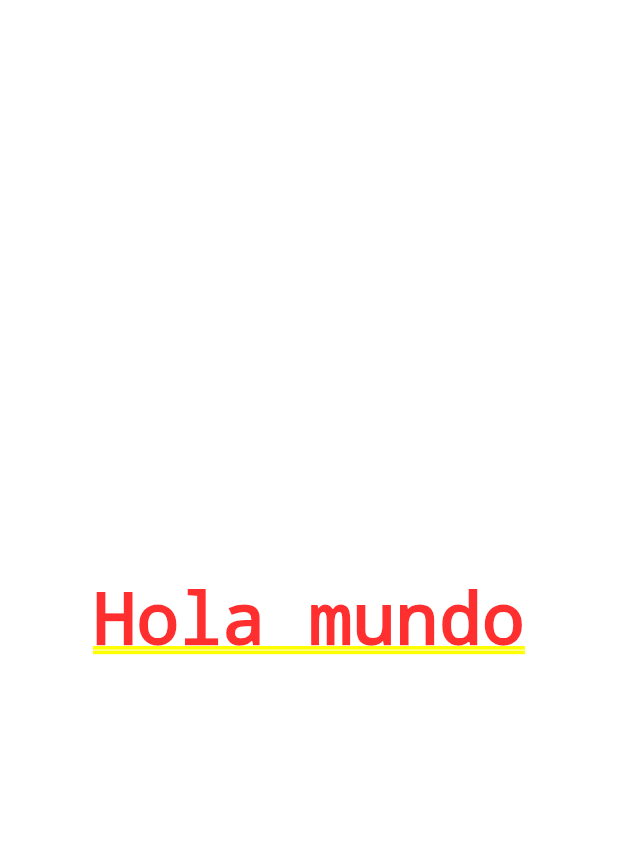
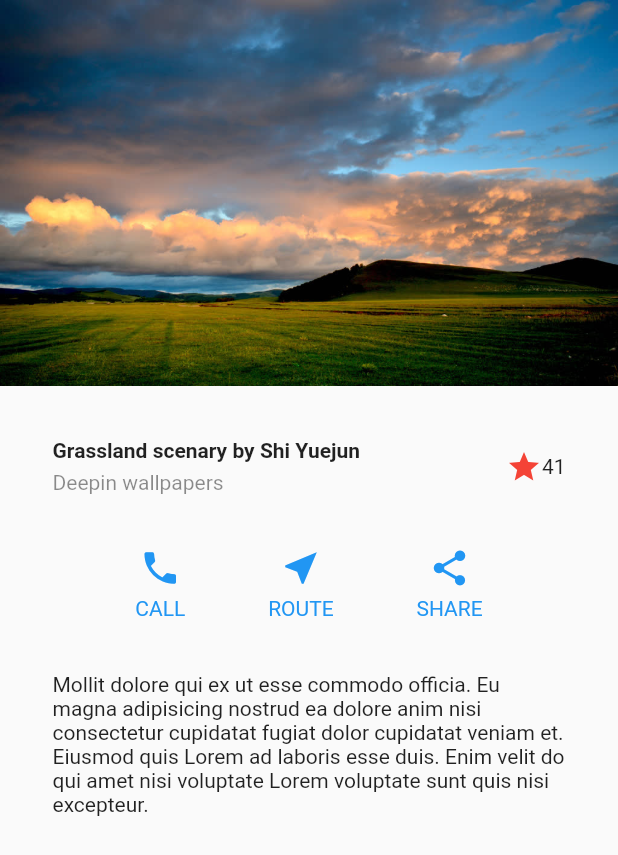
Before and after one commit to feguedi/disenios-flutter, a Flutter app: the screen it shows after launch, on a phone screen of 412 x 824 dp. Shown: the top 855 px of the screen. Run offline on Flutter 3.47's test engine with Material 2 defaults, Android fonts, the phone set to English and light mode, and no system bars.

Commit message:
Diseño básico

```diff
--- a/lib/main.dart
+++ b/lib/main.dart
@@ -1,3 +1,4 @@
+import 'package:disenios/src/views/basic_design.dart';
 import 'package:flutter/material.dart';
 
 void main() => runApp(MyApp());
@@ -8,9 +9,10 @@ class MyApp extends StatelessWidget {
     return MaterialApp(
       debugShowCheckedModeBanner: false,
       title: 'Material App',
-      home: Center(
-        child: Text('Hola mundo'),
-      ),
+      initialRoute: 'basic',
+      routes: {
+        'basic': (_) => BasicDesignView(),
+      },
     );
   }
 }
--- /dev/null
+++ b/lib/src/views/basic_design.dart
@@ -0,0 +1,101 @@
+import 'package:flutter/material.dart';
+
+class BasicDesignView extends StatelessWidget {
+  const BasicDesignView({Key? key}) : super(key: key);
+
+  @override
+  Widget build(BuildContext context) {
+    return Scaffold(
+      body: Column(
+        children: [
+          Image(
+            image: AssetImage('assets/landscape.jpg'),
+          ),
+          Title(),
+          IconsSection(),
+          Container(
+              margin: EdgeInsets.all(35),
+              // padding: EdgeInsets.symmetric(vertical: 20),
+              child: Text(
+                  'Mollit dolore qui ex ut esse commodo officia. Eu magna adipisicing nostrud ea dolore anim nisi consectetur cupidatat fugiat dolor cupidatat veniam et. Eiusmod quis Lorem ad laboris esse duis. Enim velit do qui amet nisi voluptate Lorem voluptate sunt quis nisi excepteur.')),
+        ],
+      ),
+    );
+  }
+}
+
+class Title extends StatelessWidget {
+  const Title({
+    Key? key,
+  }) : super(key: key);
+
+  @override
+  Widget build(BuildContext context) {
+    return Container(
+      margin: EdgeInsets.symmetric(horizontal: 35, vertical: 35),
+      child: Row(
+        children: [
+          Column(
+            crossAxisAlignment: CrossAxisAlignment.start,
+            children: [
+              Text(
+                'Grassland scenary by Shi Yuejun',
+                style: TextStyle(
+                  fontWeight: FontWeight.bold,
+                ),
+              ),
+              SizedBox(
+                height: 5,
+              ),
+              Text(
+                'Deepin wallpapers',
+                style: TextStyle(color: Colors.black45),
+              ),
+            ],
+          ),
+          Expanded(child: Container()),
+          Icon(Icons.star, color: Colors.red),
+          Text('41'),
+        ],
+      ),
+    );
+  }
+}
+
+class IconsSection extends StatelessWidget {
+  const IconsSection({
+    Key? key,
+  }) : super(key: key);
+
+  @override
+  Widget build(BuildContext context) {
+    return Container(
+      margin: EdgeInsets.symmetric(horizontal: 35),
+      child: Row(
+        mainAxisAlignment: MainAxisAlignment.spaceEvenly,
+        children: [
+          _customIcon('call', Icons.phone),
+          _customIcon('route', Icons.near_me),
+          _customIcon('share', Icons.share),
+        ],
+      ),
+    );
+  }
+
+  Column _customIcon(String txt, IconData icn) {
+    return Column(
+      children: [
+        Icon(
+          icn,
+          color: Colors.blue,
+          size: 28,
+        ),
+        SizedBox(height: 5),
+        Text(
+          txt.toUpperCase(),
+          style: TextStyle(color: Colors.blue),
+        ),
+      ],
+    );
+  }
+}
```
Also changed, not shown: pubspec.yaml (+5 -6 lines), assets/landscape.jpg (added), 1 other file.
